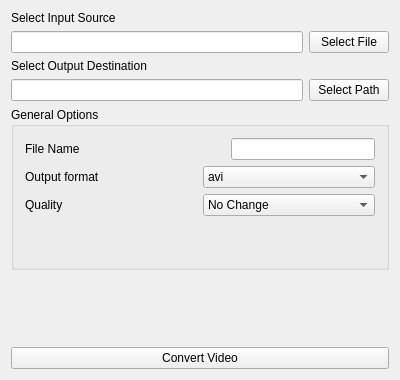
Above: mainwindow.ui from NRauh/SFVC before the change. Below: the same form after it.
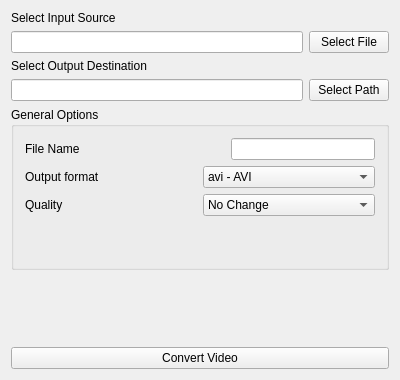
That is the form after the change.

Commit message: Added more video formats (need to check if they work)

The edit to the form file:
```diff
--- a/mainwindow.ui
+++ b/mainwindow.ui
@@ -133,7 +133,7 @@
           <widget class="QComboBox" name="formatSelection">
            <item>
             <property name="text">
-             <string>avi</string>
+             <string>avi - AVI</string>
             </property>
            </item>
            <item>
```
Left out of the diff: 52 changed lines with no effect on the pictures.
